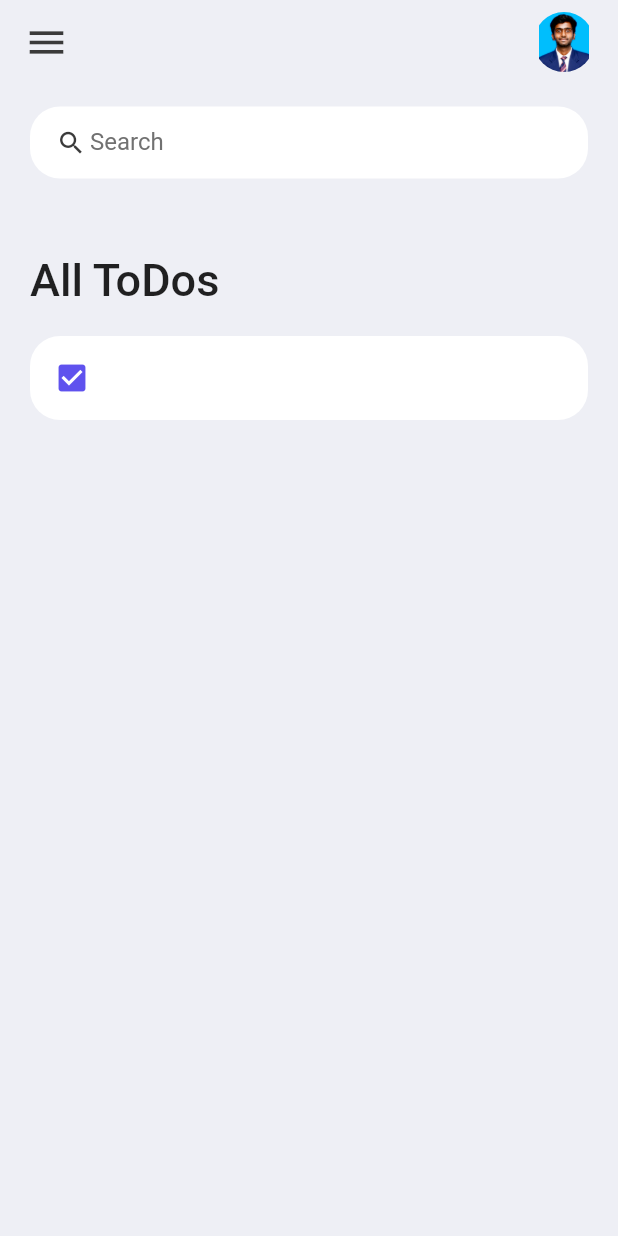
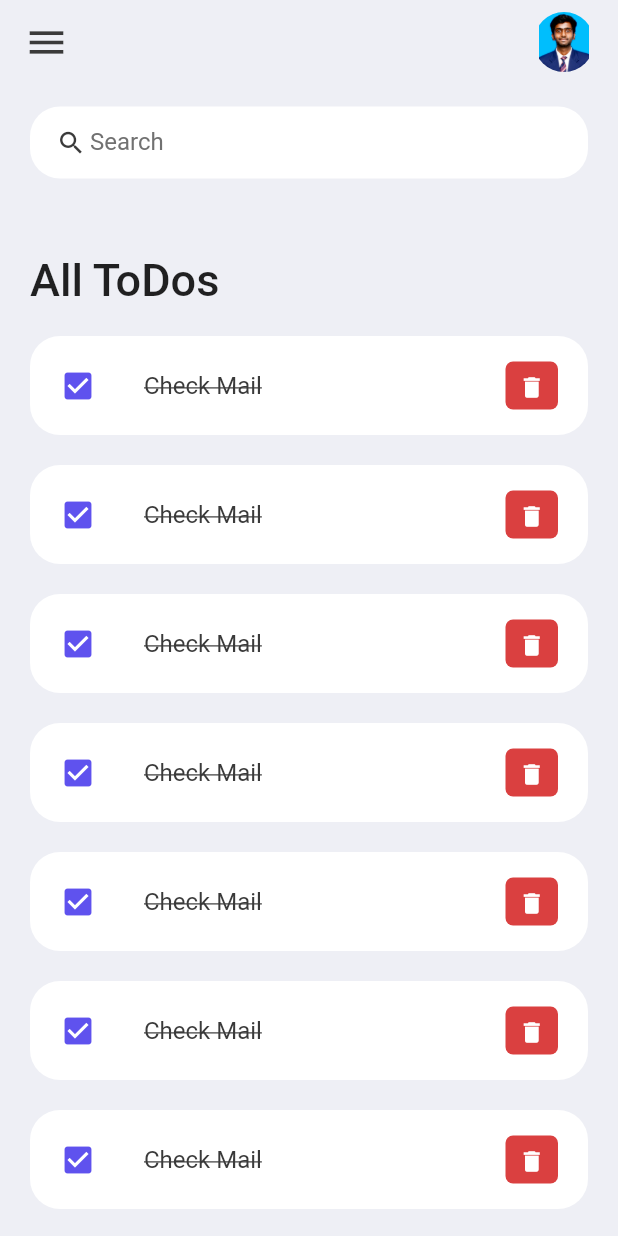
Before and after one commit to asmit-gupta/Todolist, a Flutter app: the screen it shows after launch, on a phone screen of 412 x 824 dp. Run offline on Flutter 3.47's test engine with Material 2 defaults, Android fonts, the phone set to English and light mode, and no system bars.

Commit message:
added UI for tasks list

```diff
--- a/lib/screens/home.dart
+++ b/lib/screens/home.dart
@@ -59,6 +59,13 @@ class Home extends StatelessWidget {
                     ),
                   ),
                   ToDoItem(),
+                  ToDoItem(),
+                  ToDoItem(),
+                  ToDoItem(),
+                  ToDoItem(),
+                  ToDoItem(),
+                  ToDoItem(),
+                  ToDoItem(),
                 ],
               ),
             )
--- a/lib/widgets/todo_item.dart
+++ b/lib/widgets/todo_item.dart
@@ -1,3 +1,5 @@
+// ignore_for_file: prefer_const_constructors
+
 import 'package:flutter/material.dart';
 import 'package:todo_app/constants/colors.dart';
 
@@ -7,16 +9,49 @@ class ToDoItem extends StatelessWidget {
   @override
   Widget build(BuildContext context) {
     return Container(
+      margin: EdgeInsets.only(bottom: 20),
       child: ListTile(
-        onTap: () {},
+        onTap: () {
+          print('Clicked on tile');
+        },
         shape: RoundedRectangleBorder(
           borderRadius: BorderRadius.circular(20),
+        ),
+        contentPadding: EdgeInsets.symmetric(
+          horizontal: 20,
+          vertical: 5,
         ),
         tileColor: Colors.white,
         leading: Icon(
           Icons.check_box,
           color: tdBlue,
         ),
+        title: Text(
+          'Check Mail',
+          style: TextStyle(
+            fontSize: 16,
+            color: tdBlack,
+            decoration: TextDecoration.lineThrough,
+          ),
+        ),
+        trailing: Container(
+          padding: EdgeInsets.all(0),
+          margin: EdgeInsets.symmetric(vertical: 12),
+          height: 35,
+          width: 35,
+          decoration: BoxDecoration(
+            color: tdRed,
+            borderRadius: BorderRadius.circular(5),
+          ),
+          child: IconButton(
+            icon: Icon(Icons.delete),
+            color: Colors.white,
+            iconSize: 18,
+            onPressed: () {
+              print('deleted the item');
+            },
+          ),
+        ),
       ),
     );
   }
```
